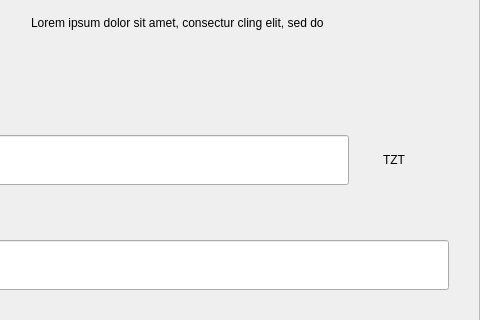
The window that src/qt/tanzanite/forms/requestdialog.ui (altecoin-altc/altecoin) describes before a commit, drawn with Qt 5; both pictures show x 122 to 602 and y 123 to 443 of the 602 by 607 pixel window.
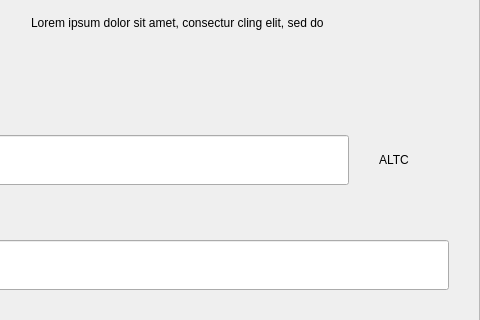
The same window after the commit.

Patch:
```diff
--- a/src/qt/tanzanite/forms/requestdialog.ui
+++ b/src/qt/tanzanite/forms/requestdialog.ui
@@ -324,7 +324,7 @@
                    <item>
                     <widget class="QLabel" name="comboBoxCoin">
                      <property name="text">
-                      <string>TZT</string>
+                      <string>ALTC</string>
                      </property>
                      <property name="alignment">
                       <set>Qt::AlignCenter</set>
```
